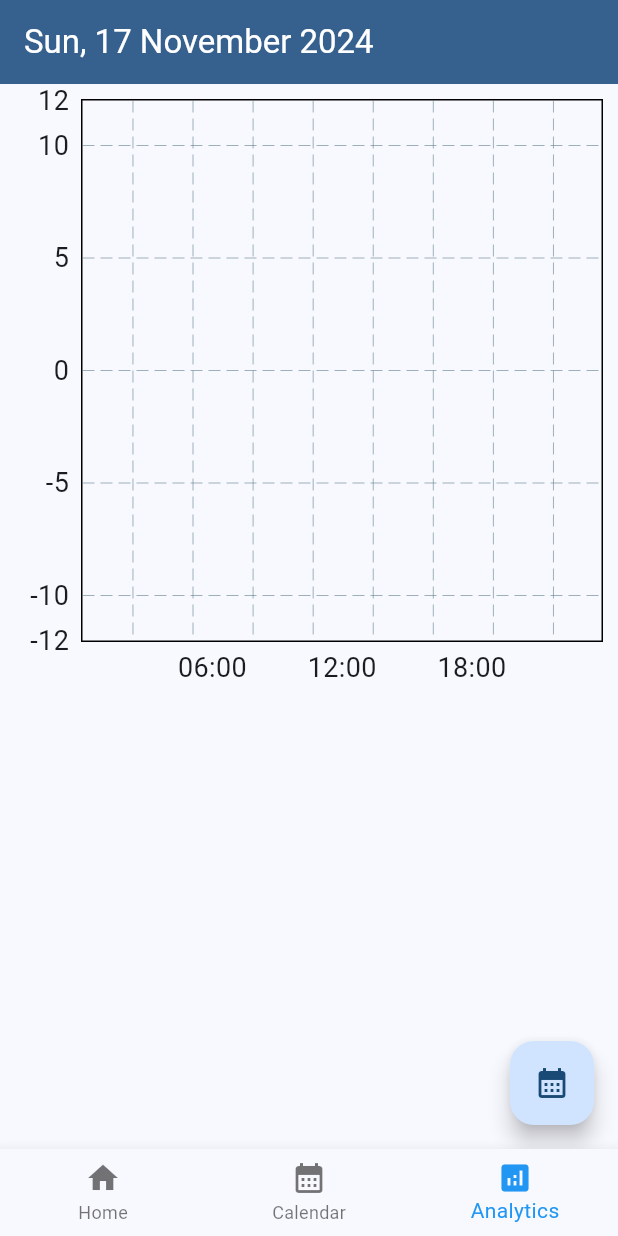
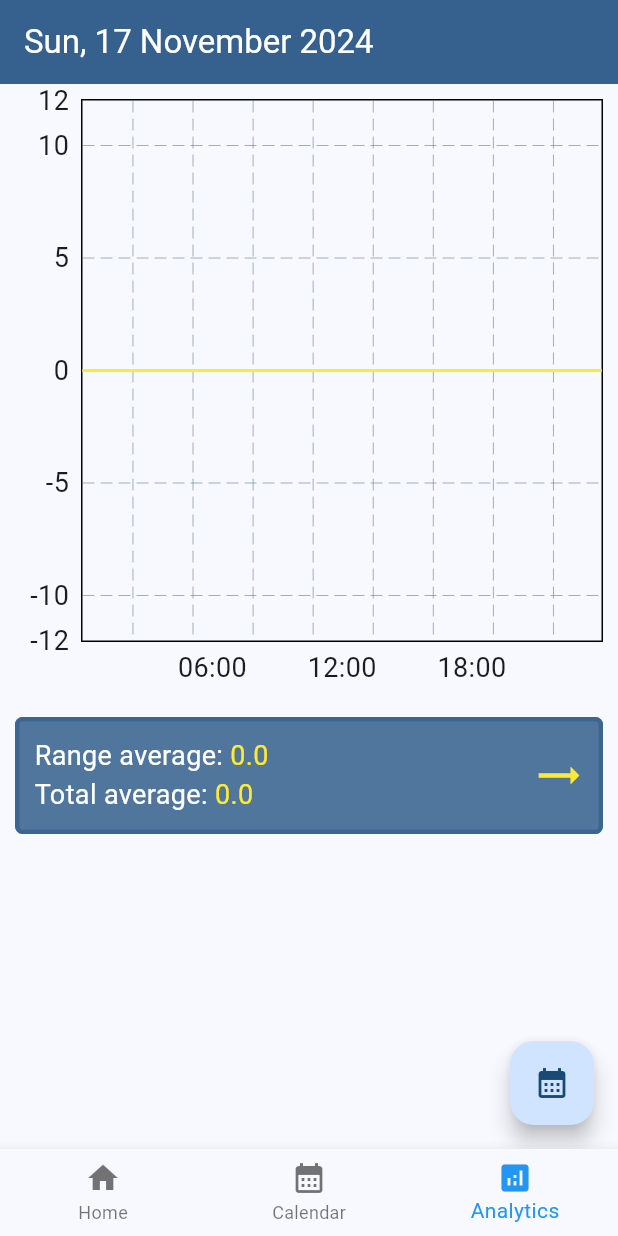
Before and after one commit to FBGFi/mindfulness-app, a Flutter app: the screen it shows after launch, item 3 of the bottom bar chosen, on a phone screen of 412 x 824 dp. Run offline on Flutter 3.47's test engine with Material 3 defaults, Android fonts, the phone set to English and light mode, and no system bars; drawn by our look-alikes of fl_chart; our stand-ins replace hive, table_calendar; missing offline and left inert: test; accounts and stored records are empty.

Commit message:
add trend indicator

```diff
--- a/lib/pages/analytics/analytics.dart
+++ b/lib/pages/analytics/analytics.dart
@@ -38,6 +38,22 @@ class _AnalyticsPageState extends State<AnalyticsPage> {
         .millisecondsSinceEpoch
         .toDouble();
     return todayMidnight + 60 * 60 * 24 * 1000;
+  }
+
+  double _getRangeMiddlePoint() {
+    final min = _getRangeMin();
+    final max = _getRangeMax();
+    return min + ((max - min) / 2);
+  }
+
+  double _getRangeAverage() {
+    final rangeMindSets = getMindSetsFromRange(
+        widget.mindSets, _selectedTimeRange.$1, _selectedTimeRange.$2);
+    return calculateAverageRank(rangeMindSets);
+  }
+
+  double _getTotalAverage() {
+    return calculateAverageRank(widget.mindSets);
   }
 
   double _calculateInterval() {
@@ -84,6 +100,39 @@ class _AnalyticsPageState extends State<AnalyticsPage> {
     final spots = values.map((entry) {
       return FlSpot(entry.$1, entry.$2);
     }).toList();
+
+    final rangeAverage = _getRangeAverage();
+    final totalAverage = _getTotalAverage();
+    final rangeBar = LineChartBarData(
+      gradient: LinearGradient(
+          colors:
+              widget.mindSets.map((entry) => getMindSetColor(entry)).toList(),
+          stops: _calculateLinearStops()),
+      spots: spots,
+      dotData: FlDotData(
+        show: true,
+        getDotPainter: (spot, p1, p2, p3) =>
+            FlDotCirclePainter(radius: 5, color: getColorByRank(spot.y)),
+      ),
+    );
+    final rangeAverageBar = LineChartBarData(
+      spots: [
+        FlSpot(_getRangeMin(), rangeAverage),
+        FlSpot(_getRangeMiddlePoint(), rangeAverage),
+        FlSpot(_getRangeMax(), rangeAverage),
+      ],
+      dotData: const FlDotData(show: false),
+      color: getColorByRank(rangeAverage),
+    );
+    final totalAverageBar = LineChartBarData(
+      spots: [
+        FlSpot(_getRangeMin(), totalAverage),
+        FlSpot(_getRangeMiddlePoint(), totalAverage),
+        FlSpot(_getRangeMax(), totalAverage),
+      ],
+      dotData: const FlDotData(show: false),
+      color: getColorByRank(totalAverage),
+    );
     return Scaffold(
       appBar: AppBar(
           backgroundColor: Theme.of(context).colorScheme.primary,
@@ -91,43 +140,24 @@ class _AnalyticsPageState extends State<AnalyticsPage> {
             _formatRangeText(),
             style: TextStyle(color: Theme.of(context).colorScheme.onPrimary),
           )),
-      body: Container(
+      body: Column(
+        children: [
+          Expanded(
+              child: ListView(
+            children: [
+              Container(
                   height: MediaQuery.of(context).size.height / 2,
                   child: Padding(
-              padding: EdgeInsets.all(10),
+                      padding: const EdgeInsets.all(10),
                       child: LineChart(LineChartData(
                           lineBarsData: [
-                    LineChartBarData(
-                      showingIndicators: widget.mindSets
-                          .map((entry) =>
-                              getMindSetRankValue(entry)?.floor() ?? 0)
-                          .toList(),
-                      gradient: LinearGradient(
-                          colors: widget.mindSets
-                              .map((entry) => getMindSetColor(entry))
-                              .toList(),
-                          stops: _calculateLinearStops()),
-                      spots: spots,
-                      dotData: FlDotData(
-                        show: true,
-                        getDotPainter: (spot, p1, p2, p3) => FlDotCirclePainter(
-                            radius: 5, color: getColorByRank(spot.y)),
+                            rangeAverageBar,
+                            totalAverageBar,
+                            rangeBar,
+                          ],
+                          lineTouchData: const LineTouchData(
+                            handleBuiltInTouches: false,
                           ),
-                    ),
-                  ],
-                  lineTouchData: LineTouchData(
-                      touchTooltipData: LineTouchTooltipData(
-                          getTooltipColor: (touchedSpot) =>
-                              getColorByRank(touchedSpot.y),
-                          getTooltipItems: (touchedSpots) => touchedSpots
-                              .map(
-                                (spot) => LineTooltipItem(
-                                    spot.y.toString(),
-                                    const TextStyle(
-                                        color: Colors.black,
-                                        fontWeight: FontWeight.bold)),
-                              )
-                              .toList())),
                           minY: -12,
                           maxY: 12,
                           minX: _getRangeMin(),
@@ -160,6 +190,70 @@ class _AnalyticsPageState extends State<AnalyticsPage> {
                                   );
                                 },
                               ))))))),
+              Padding(
+                  padding: const EdgeInsets.all(10),
+                  child: Container(
+                      decoration: BoxDecoration(
+                          borderRadius: BorderRadius.circular(5),
+                          color: Theme.of(context)
+                              .colorScheme
+                              .primary
+                              .withAlpha(220),
+                          border: Border.all(
+                              width: 3,
+                              color: Theme.of(context)
+                                  .colorScheme
+                                  .primary
+                                  .withAlpha(200))),
+                      child: Padding(
+                          padding: const EdgeInsets.all(10),
+                          child: Row(
+                            mainAxisAlignment: MainAxisAlignment.spaceBetween,
+                            crossAxisAlignment: CrossAxisAlignment.center,
+                            children: [
+                              Column(
+                                crossAxisAlignment: CrossAxisAlignment.start,
+                                children: [
+                                  Row(children: [
+                                    Text("Range average: ",
+                                        style: TextStyle(
+                                            color: Theme.of(context)
+                                                .colorScheme
+                                                .onPrimary)),
+                                    Text(rangeAverage.toString(),
+                                        style: TextStyle(
+                                            color:
+                                                getColorByRank(rangeAverage))),
+                                  ]),
+                                  Row(children: [
+                                    Text("Total average: ",
+                                        style: TextStyle(
+                                            color: Theme.of(context)
+                                                .colorScheme
+                                                .onPrimary)),
+                                    Text(totalAverage.toString(),
+                                        style: TextStyle(
+                                            color:
+                                                getColorByRank(totalAverage))),
+                                  ]),
+                                ],
+                              ),
+                              Icon(
+                                rangeAverage < totalAverage
+                                    ? Icons.trending_down
+                                    : rangeAverage == totalAverage
+                                        ? Icons.trending_flat
+                                        : Icons.trending_up,
+                                size: 34,
+                                color: getColorByRank(
+                                    totalAverage.abs() - rangeAverage.abs()),
+                              ),
+                            ],
+                          ))))
+            ],
+          ))
+        ],
+      ),
       floatingActionButton: FloatingActionButton(
           onPressed: () {
             showModalBottomSheet(
--- a/lib/utils/utils.dart
+++ b/lib/utils/utils.dart
@@ -67,6 +67,22 @@ List<MindSetObject> getMindsetsOfDay(
   return dayMindSets;
 }
 
+List<MindSetObject> getMindSetsFromRange(
+    List<MindSetObject> mindSets, DateTime start, DateTime end) {
+  final formattedStart = DateFormat("yyyy-MM-dd").format(start);
+  final formattedEnd = DateFormat("yyyy-MM-dd").format(end);
+  final List<MindSetObject> dayMindSets = [];
+  for (var entry in mindSets) {
+    final formattedEntryDate = DateFormat("yyyy-MM-dd")
+        .format(DateTime.fromMillisecondsSinceEpoch(entry.date));
+    if (formattedEntryDate.compareTo(formattedStart) >= 0 &&
+        formattedEntryDate.compareTo(formattedEnd) <= 0) {
+      dayMindSets.add(entry);
+    }
+  }
+  return dayMindSets;
+}
+
 double calculateAverageRank(List<MindSetObject> mindSets) {
   if (mindSets.isEmpty) return 0;
   double totalRank = 0;
```
Lines whose indentation alone changed are shown as unchanged.
